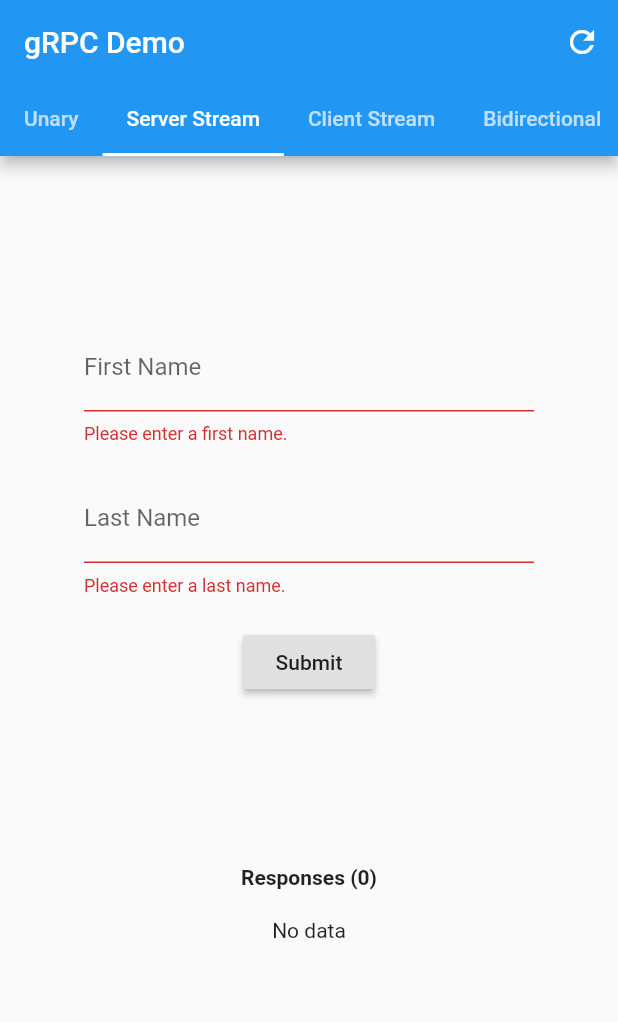
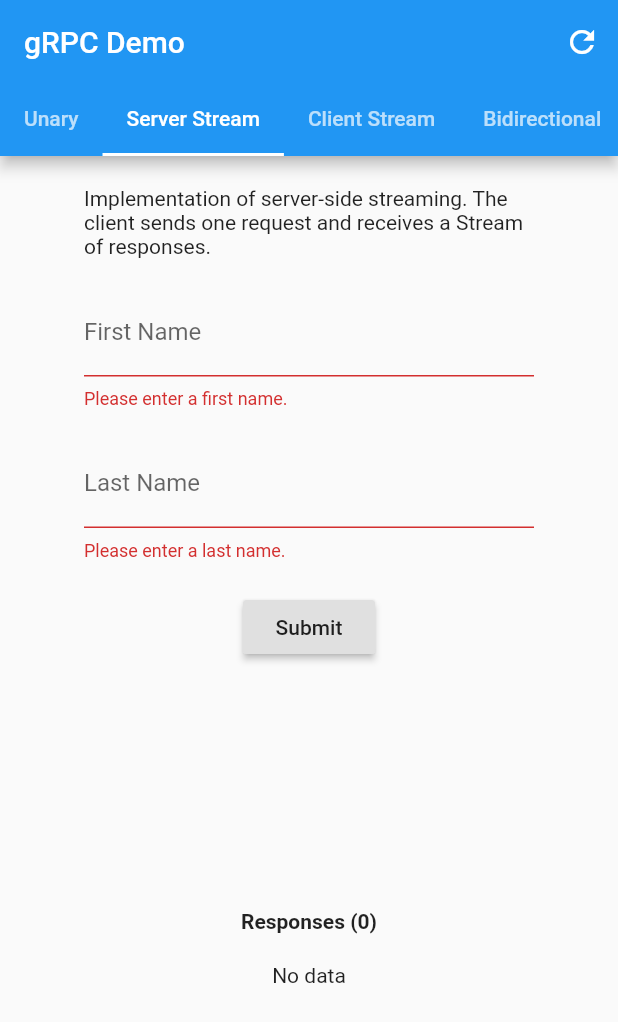
Before and after one commit to dnys1/grpc_demo, a Flutter app: the screen it shows after launch, tab 2 chosen, after a tap on "Submit", on a phone screen of 412 x 824 dp. Shown: the top 1022 px of the screen. Run offline on Flutter 3.47's test engine with Material 2 defaults, Android fonts, the phone set to English and light mode, and no system bars; our stand-ins replace bloc, equatable, flutter_bloc; missing offline and left inert: grpc, protobuf; statements that could not run were skipped.

Commit message:
Refactor and add descriptions

```diff
--- a/client/lib/core/services/web/greet_service_web.dart
+++ b/client/lib/core/services/web/greet_service_web.dart
@@ -17,4 +17,14 @@ class GreetService extends GreetServiceBase<GrpcWebClientChannel> {
           ),
         );
   }
+
+  @override
+  Future<String> longGreet(Stream<List<String>> stream) {
+    throw UnsupportedError('Client-side streaming not yet supported on web.');
+  }
+
+  @override
+  Stream<String> greetEveryone(Stream<List<String>> stream) {
+    throw UnsupportedError('Bidirectional streaming not yet supported on web.');
+  }
 }
--- a/client/lib/main.dart
+++ b/client/lib/main.dart
@@ -1,10 +1,10 @@
 import 'package:flutter/material.dart';
 import 'package:flutter_bloc/flutter_bloc.dart';
+import 'package:provider/provider.dart';
 
 import 'core/blocs/bloc_delegate.dart';
-import 'core/blocs/controller/controller_bloc.dart';
 import 'core/blocs/greet/greet_bloc.dart';
-
+import 'core/managers/greet_manager.dart';
 import 'core/services/other/greet_service_other.dart'
     if (dart.library.io) 'core/services/mobile/greet_service_mobile.dart'
     if (dart.library.html) 'core/services/web/greet_service_web.dart';
@@ -13,18 +13,14 @@ import 'ui/views/views.dart';
 
 void main() {
   BlocSupervisor.delegate = GrpcBlocDelegate();
-  final app = MultiBlocProvider(
-    providers: [
-      BlocProvider(
-        create: (context) => GreetBloc(GreetService()..init()),
+  final app = BlocProvider(
+    create: (context) => GreetBloc(GreetService()..init()),
+    child: Provider(
+      create: (context) => GreetManager(
+        greetBloc: BlocProvider.of<GreetBloc>(context),
       ),
-      BlocProvider(
-        create: (context) => ControllerBloc(
-          greetBloc: BlocProvider.of<GreetBloc>(context),
-        ),
-      ),
-    ],
-    child: MyApp(),
+      child: MyApp(),
+    ),
   );
   runApp(app);
 }
--- a/client/lib/ui/views/server_stream/server_stream_view.dart
+++ b/client/lib/ui/views/server_stream/server_stream_view.dart
@@ -11,6 +11,10 @@ class ServerStreamView extends StatefulWidget {
 
 class _ServerStreamViewState extends State<ServerStreamView> {
   final List<String> _responses = [];
+  bool _enabled = true;
+
+  static const description =
+      'Implementation of server-side streaming. The client sends one request and receives a Stream of responses.';
 
   @override
   Widget build(BuildContext context) {
@@ -20,15 +24,21 @@ class _ServerStreamViewState extends State<ServerStreamView> {
         child: Column(
           mainAxisAlignment: MainAxisAlignment.center,
           children: [
-            const Spacer(),
-            GreetForm(onSubmit: (fname, lname) {
-              _responses.clear();
-              BlocProvider.of<GreetBloc>(context).add(GreetMany(
-                firstName: fname,
-                lastName: lname,
-              ));
-            }),
-            const Spacer(),
+            const Padding(
+              padding: EdgeInsets.symmetric(vertical: 20),
+              child: const Text(description),
+            ),
+            GreetForm(
+              submitEnabled: _enabled,
+              onSubmit: (fname, lname) {
+                _responses.clear();
+                BlocProvider.of<GreetBloc>(context).add(GreetMany(
+                  firstName: fname,
+                  lastName: lname,
+                ));
+              },
+            ),
+            const Spacer(flex: 2),
             Text(
               'Responses (${_responses.length})',
               style: Theme.of(context)
@@ -44,10 +54,12 @@ class _ServerStreamViewState extends State<ServerStreamView> {
                   if (state is GreetManySuccess) {
                     setState(() {
                       _responses.add(state.result);
+                      _enabled = false;
                     });
                   } else if (state is GreetInitial) {
                     setState(() {
                       _responses.clear();
+                      _enabled = true;
                     });
                   }
                 },
--- a/client/lib/ui/views/unary/unary_view.dart
+++ b/client/lib/ui/views/unary/unary_view.dart
@@ -5,6 +5,9 @@ import '../../../core/blocs/greet/greet_bloc.dart';
 import '../../widgets/greet_form.dart';
 
 class UnaryView extends StatelessWidget {
+  static const description =
+      'Implementation of a unary RPC. The client sends a static request and receives a static response.';
+
   @override
   Widget build(BuildContext context) {
     return Center(
@@ -13,7 +16,10 @@ class UnaryView extends StatelessWidget {
         child: Column(
           mainAxisAlignment: MainAxisAlignment.center,
           children: [
-            const Spacer(),
+            const Padding(
+              padding: EdgeInsets.symmetric(vertical: 20),
+              child: const Text(description),
+            ),
             GreetForm(onSubmit: (fname, lname) {
               BlocProvider.of<GreetBloc>(context).add(GreetOnce(
                 firstName: fname,
--- a/client/lib/ui/widgets/greet_form.dart
+++ b/client/lib/ui/widgets/greet_form.dart
@@ -6,12 +6,16 @@ import '../../core/blocs/greet/greet_bloc.dart';
 class GreetForm extends StatefulWidget {
   final String addLabel;
   final String submitLabel;
+  final bool addEnabled;
+  final bool submitEnabled;
   final Function(String, String) onAdd;
   final Function(String, String) onSubmit;
 
   const GreetForm({
     this.addLabel,
     this.submitLabel,
+    this.addEnabled = true,
+    this.submitEnabled = true,
     this.onAdd,
     @required this.onSubmit,
   });
@@ -71,27 +75,31 @@ class _GreetFormState extends State<GreetForm> {
               const SizedBox(height: 20),
               RaisedButton(
                 child: Text(widget.addLabel ?? 'Add ($_counter)'),
-                onPressed: () async {
+                onPressed: widget.addEnabled
+                    ? () async {
                         if (formKey.currentState.validate()) {
                           widget.onAdd(_firstName, _lastName);
                           setState(() {
                             _counter++;
                           });
                         }
-                },
+                      }
+                    : null,
               ),
             ],
             const SizedBox(height: 20),
             RaisedButton(
               child: Text(widget.submitLabel ?? 'Submit'),
-              onPressed: () async {
+              onPressed: widget.submitEnabled
+                  ? () async {
                       if (formKey.currentState.validate()) {
                         widget.onSubmit(_firstName, _lastName);
                         setState(() {
                           _counter = 0;
                         });
                       }
-              },
+                    }
+                  : null,
             ),
           ],
         ),
```
Also changed, not shown: client/lib/core/blocs/controller/controller_bloc.dart (deleted, +0 -35 lines), client/lib/core/blocs/controller/controller_state.dart (deleted, +0 -10 lines), client/lib/core/managers/greet_manager.dart (added, +23 -0 lines), client/lib/ui/views/bidirectional/bidirectional_view.dart (+26 -8 lines), client/lib/ui/views/client_stream/client_stream_view.dart (+7 -1 lines), 1 other file. Lines whose indentation alone changed are shown as unchanged.
